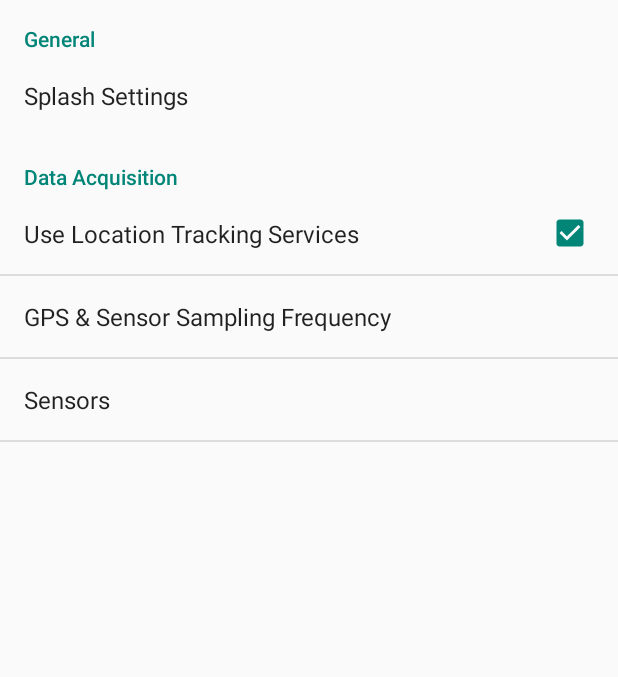
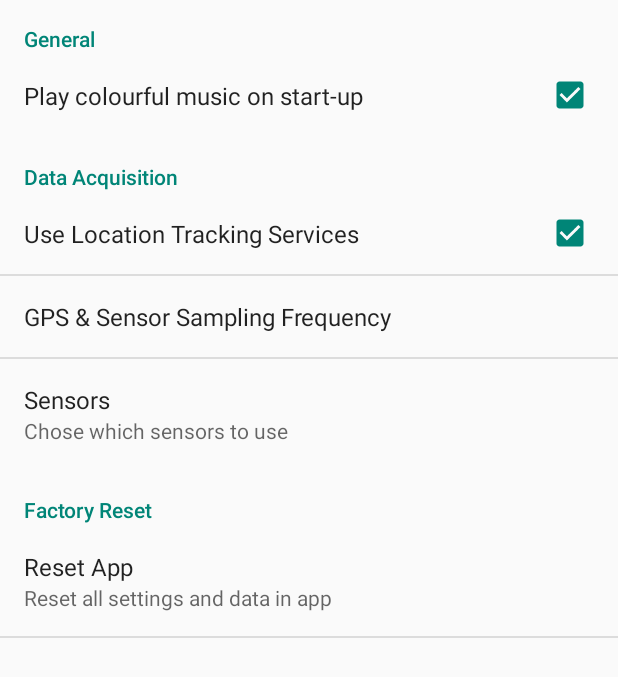
Before and after one commit to ehigham/RideOut, an Android app: the SettingsActivity screen opened directly, with no data from a screen before it, on a phone screen of 412 x 824 dp. Shown: the top 677 px of the screen. Run offline under Robolectric (Android 15) with nearby library versions, the light colour scheme and no system bars.

Commit message:
Splash Settings linked Added reset setting

```diff
--- a/app/src/main/java/com/edmund/example/rideout/MainActivity.java
+++ b/app/src/main/java/com/edmund/example/rideout/MainActivity.java
@@ -56,7 +56,7 @@ public class MainActivity extends ActionBarActivity {
     public void onCreate(Bundle savedInstanceState) {
         super.onCreate(savedInstanceState);
         setContentView(R.layout.activity_main);
-        ActionBar actionBar = getActionBar();
+        getActionBar();
 
         // Locate the UI widgets.
         mLocationsToggle = (ToggleButton) findViewById(R.id.togglebutton);
@@ -149,6 +149,7 @@ public class MainActivity extends ActionBarActivity {
         MenuInflater inflater = getMenuInflater();
         inflater.inflate(R.menu.main_activity_actions, menu);
         return super.onCreateOptionsMenu(menu);
+
     }
 
     @Override
@@ -157,7 +158,8 @@ public class MainActivity extends ActionBarActivity {
         switch (item.getItemId()) {
             case R.id.action_settings:
                 Log.i(TAG,"Settings menu selected");
-                startActivity(new Intent(getApplicationContext(), SettingsActivity.class));
+                Intent settingsActivity = new Intent(getApplicationContext(), SettingsActivity.class);
+                startActivity(settingsActivity);
                 return true;
             default:
                 return super.onOptionsItemSelected(item);
--- a/app/src/main/java/com/edmund/example/rideout/SettingsActivity.java
+++ b/app/src/main/java/com/edmund/example/rideout/SettingsActivity.java
@@ -17,16 +17,27 @@
 package com.edmund.example.rideout;
 
 import android.content.SharedPreferences;
+import android.content.SharedPreferences.OnSharedPreferenceChangeListener;
 import android.os.Bundle;
 import android.preference.Preference;
 import android.preference.PreferenceActivity;
 import android.preference.PreferenceFragment;
+import android.preference.PreferenceManager;
 
+public class SettingsActivity extends PreferenceActivity implements
+                        OnSharedPreferenceChangeListener {
 
-public class SettingsActivity extends PreferenceActivity /*implements
-        SharedPreferences.OnSharedPreferenceChangeListener*/ {
+    public static final String KEY_PREF_SAMPLE_FREQUENCY = "pref_sample_frequency";
+    public static SharedPreferences mSharedPreferences;
 
-    public static final String KEY_PREF_SYNC_CONN = "pref_syncConnectionType";
+    /**
+     * Preference Keys
+     */
+    public static final String PREF_KEY_SPLASH_SOUND = "pref_key_splash_sound";
+    public static final String PREF_KEY_USE_LOCATION_SERVICES = "pref_key_use_location_services";
+    public static final String PREF_KEY_SAMPLE_FREQUENCY  = "pref_key_sample_frequency";
+    public static final String PREF_KEY_ENABLE_LINEAR_ACCELEROMETERS = "pref_key_enable_linear_accelerometers";
+    public static final String PREF_KEY_ENABLE_GYROS  = "pref_key_enable_gyros";
 
     @Override
     protected void onCreate(Bundle savedInstanceState) {
@@ -36,6 +47,8 @@ public class SettingsActivity extends PreferenceActivity /*implements
         getFragmentManager().beginTransaction()
                 .replace(android.R.id.content, new SettingsFragment())
                 .commit();
+
+        mSharedPreferences = PreferenceManager.getDefaultSharedPreferences(this);
     }
 
     public static class SettingsFragment extends PreferenceFragment {
@@ -48,25 +61,15 @@ public class SettingsActivity extends PreferenceActivity /*implements
         }
     }
 
-/*    public void onSharedPreferenceChanged(SharedPreferences sharedPreferences, String key) {
-        if (key.equals(KEY_PREF_SYNC_CONN)) {
+    public void onSharedPreferenceChanged(SharedPreferences sharedPreferences, String key) {
+        if (key.equals(KEY_PREF_SAMPLE_FREQUENCY)) {
             Preference connectionPref = findPreference(key);
             // Set summary to be the user-description for the selected value
-            connectionPref.setSummary(sharedPreferences.getString(key, ""));
+            connectionPref.setSummary(sharedPreferences.getString(key, "2 seconds"));
         }
     }
 
-    @Override
-    protected void onResume() {
-        super.onResume();
-        getPreferenceScreen().getSharedPreferences()
-                .registerOnSharedPreferenceChangeListener(this);
+    public void onFactorySettingsReset(){
+
     }
-
-    @Override
-    protected void onPause() {
-        super.onPause();
-        getPreferenceScreen().getSharedPreferences()
-                .unregisterOnSharedPreferenceChangeListener(this);
-    }*/
 }
--- /dev/null
+++ b/app/src/main/res/values/arrays.xml
@@ -0,0 +1,39 @@
+<?xml version="1.0" encoding="utf-8"?>
+<!--
+Copyright 2015 Edmund Higham
+Licensed under the Apache License, Version 2.0 (the "License");
+you may not use this file except in compliance with the License.
+You may obtain a copy of the License at
+http://www.apache.org/licenses/LICENSE-2.0
+Unless required by applicable law or agreed to in writing, software
+distributed under the License is distributed on an "AS IS" BASIS,
+WITHOUT WARRANTIES OR CONDITIONS OF ANY KIND, either express or implied.
+See the License for the specific language governing permissions and
+limitations under the License.
+-->
+<resources>
+
+    <!-- Arrays Related to GPS and Sensor sampling -->
+    <string-array name="pref_sample_frequency_titles">
+        <item>1 second</item>
+        <item>2 seconds</item>
+        <item>5 seconds</item>
+        <item>10 seconds</item>
+        <item>20 seconds</item>
+        <item>30 seconds</item>
+        <item>60 seconds</item>
+        <item>Never</item>
+    </string-array>
+    <string-array name="pref_sample_frequency_values">
+        <item>1</item>
+        <item>2</item>
+        <item>5</item>
+        <item>10</item>
+        <item>20</item>
+        <item>30</item>
+        <item>60</item>
+        <item>-1</item>
+    </string-array>
+
+
+</resources>
--- a/app/src/main/res/values/strings.xml
+++ b/app/src/main/res/values/strings.xml
@@ -12,6 +12,7 @@
      limitations under the License.
 -->
 <resources>
+    <!--    UI Strings      -->
         <string name="app_name">RideOut</string>
         <string name="action_settings">Settings</string>
         <string name="action_preferences">Preferences</string>
@@ -27,4 +28,34 @@
 
         <string name="splash_string">Remember, always ride within your abilities and the law.</string>
 
+    <!--    Strings for Settings    -->
+        <string name="title_activity_settings">Settings</string>
+
+        <!-- General settings -->
+        <string name="pref_general">General</string>
+
+        <!-- Strings related to Splash Settings -->
+        <string name="splash_sound">Play colourful music on start-up</string>
+
+
+        <!-- Data Acquisition -->
+        <string name="pref_data_acquisition">Data Acquisition</string>
+
+        <string name="pref_location_tracking">Use Location Tracking Services</string>
+
+        <!-- Strings Related to GPS and Sensor sampling -->
+        <string name="pref_sample_frequency">GPS &amp; Sensor Sampling Frequency</string>
+
+        <!--    Strings Related to Sensors  -->
+        <string name="pref_sensors">Sensors</string>
+        <string name="pref_key_sensors_description">Chose which sensors to use</string>
+        <string name="pref_linear_accelerometers">Enable Linear Accelerometers</string>
+        <string name="linear_accelerometer_description">Used to gather linear acceleration data</string>
+        <string name="pref_gyro">Enable Gyroscopes</string>
+        <string name="gyro_description">Used to measure lean angle</string>
+
+
+    <string name="pref_reset">Reset Settings</string>
+    <string name="pref_reset_data">Reset App</string>
+    <string name="pref_reset_data_description">Reset all settings and data in app</string>
 </resources>
--- a/app/src/main/res/values/strings_activity_settings.xml
+++ /dev/null
@@ -1,67 +0,0 @@
-<resources>
-    <string name="title_activity_settings">Settings</string>
-
-    <!-- General settings -->
-    <string name="pref_general">General</string>
-
-    <!-- Strings related to Splash Settings -->
-    <string name="splash">Splash Settings</string>
-    <string name="splash_on_start">Enable Splash</string>
-    <string name="splash_sounds">Muzak on start-up</string>
-
-
-    <!-- Data Acquisition -->
-    <string name="pref_data_acquisition">Data Acquisition</string>
-
-    <string name="pref_location_tracking">Use Location Tracking Services</string>
-
-    <!-- Strings Related to GPS sampling -->
-    <string name="pref_sample_frequency">GPS &amp; Sensor Sampling Frequency</string>
-
-    <string-array name="pref_sample_frequency_titles">
-        <item>1 second</item>
-        <item>2 seconds</item>
-        <item>5 seconds</item>
-        <item>10 seconds</item>
-        <item>20 seconds</item>
-        <item>30 seconds</item>
-        <item>60 seconds</item>
-        <item>Never</item>
-    </string-array>
-    <string-array name="pref_sample_frequency_values">
-        <item>1</item>
-        <item>2</item>
-        <item>5</item>
-        <item>10</item>
-        <item>20</item>
-        <item>30</item>
-        <item>60</item>
-        <item>-1</item>
-    </string-array>
-
-    <!--    Strings Related to Sensors  -->
-    <string name="pref_sensors">Sensors</string>
-    <string name="pref_linear_accelerometers">Enable Linear Accelerometers</string>
-    <string name="linear_accelerometer_description">Used to gather linear acceleration data</string>
-    <string name="pref_gyro">Enable Gyroscopes</string>
-    <string name="gyro_description">Used to measure lean angle</string>
-
-
-    <!-- Example settings for Data & Sync -->
-    <string name="pref_header_data_sync">Data &amp; sync</string>
-
-    <string name="pref_title_sync_frequency">Sync frequency</string>
-
-
-    <string name="pref_title_system_sync_settings">System sync settings</string>
-
-    <!-- Example settings for Notifications -->
-    <string name="pref_header_notifications">Notifications</string>
-
-    <string name="pref_title_new_message_notifications">New message notifications</string>
-
-    <string name="pref_title_ringtone">Ringtone</string>
-    <string name="pref_ringtone_silent">Silent</string>
-
-    <string name="pref_title_vibrate">Vibrate</string>
-</resources>
--- a/app/src/main/res/xml/preferences.xml
+++ b/app/src/main/res/xml/preferences.xml
@@ -18,33 +18,24 @@ limitations under the License.
         android:key="pref_general"
         android:title="@string/pref_general" >
 
-        <!-- Splash Screen Preferences -->
-        <PreferenceScreen
-            android:key="pref_splash"
-            android:title="@string/splash" >
-            <CheckBoxPreference
-                android:key="pref_splash_toggle"
-                android:title="@string/splash_on_start"
-                android:defaultValue="true" />
+    <CheckBoxPreference
+        android:key="pref_key_splash_sound"
+        android:title="@string/splash_sound"
+        android:defaultValue="true" />
 
-            <CheckBoxPreference
-                android:key="pref_splash_sound"
-                android:title="@string/splash_sounds"
-                android:defaultValue="true" />
-        </PreferenceScreen>
     </PreferenceCategory>
 
     <!--    Data and Acquisition Preferences    -->
     <PreferenceCategory
-        android:key="pref_data_acquisition"
+        android:key="pref_key_data_acquisition"
         android:title="@string/pref_data_acquisition" >
         <CheckBoxPreference
-            android:key="pref_use_location_tracking"
+            android:key="pref_key_use_location_services"
             android:title="@string/pref_location_tracking"
             android:defaultValue="true" />
 
         <ListPreference
-            android:key="pref_sample_frequency"
+            android:key="pref_key_sample_frequency"
             android:title="@string/pref_sample_frequency"
             android:defaultValue="5"
             android:entries="@array/pref_sample_frequency_titles"
@@ -53,20 +44,30 @@ limitations under the License.
             android:positiveButtonText="@null" />
 
         <PreferenceScreen
-            android:key="pref_sensors"
-            android:title="@string/pref_sensors" >
+            android:key="pref_key_sensors"
+            android:title="@string/pref_sensors"
+            android:summary="@string/pref_key_sensors_description">
             <CheckBoxPreference
-                android:key="pref_linear_accelerometers"
+                android:key="pref_key_enable_linear_accelerometers"
                 android:title="@string/pref_linear_accelerometers"
                 android:defaultValue="true"
-                android:contentDescription="@string/linear_accelerometer_description" />
+                android:summary="@string/linear_accelerometer_description" />
 
             <CheckBoxPreference
-                android:key="pref_gyro"
+                android:key="pref_key_enable_gyros"
                 android:title="@string/pref_gyro"
                 android:defaultValue="true"
-                android:contentDescription="@string/gyro_description" />
+                android:summary="@string/gyro_description" />
         </PreferenceScreen>
     </PreferenceCategory>
 
+    <PreferenceCategory
+        android:title="Factory Reset" >
+        <Preference
+            android:key="pref_reset_settings_to_default"
+            android:title="@string/pref_reset_data"
+            android:summary="@string/pref_reset_data_description"/>
+        </PreferenceCategory>
+
+
 </PreferenceScreen>
```
Also changed, not shown: app/src/main/java/com/edmund/example/rideout/SplashScreen.java (+14 -8 lines), app/src/main/res/xml/pref_data_sync.xml (deleted, +0 -34 lines). Lines whose indentation alone changed are shown as unchanged.
